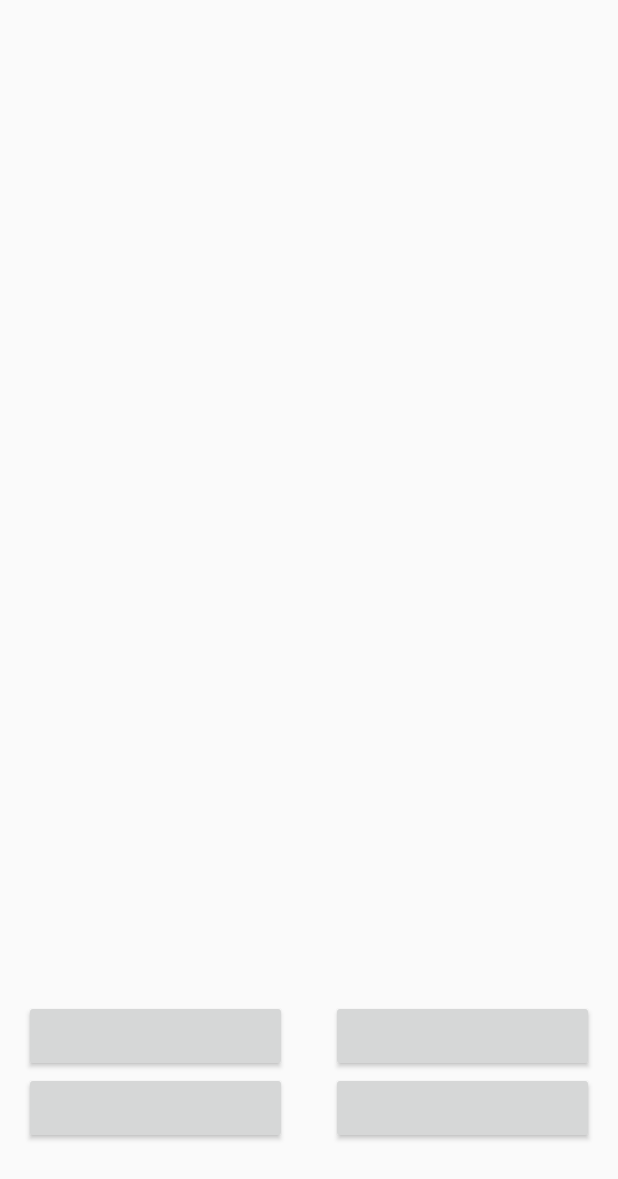
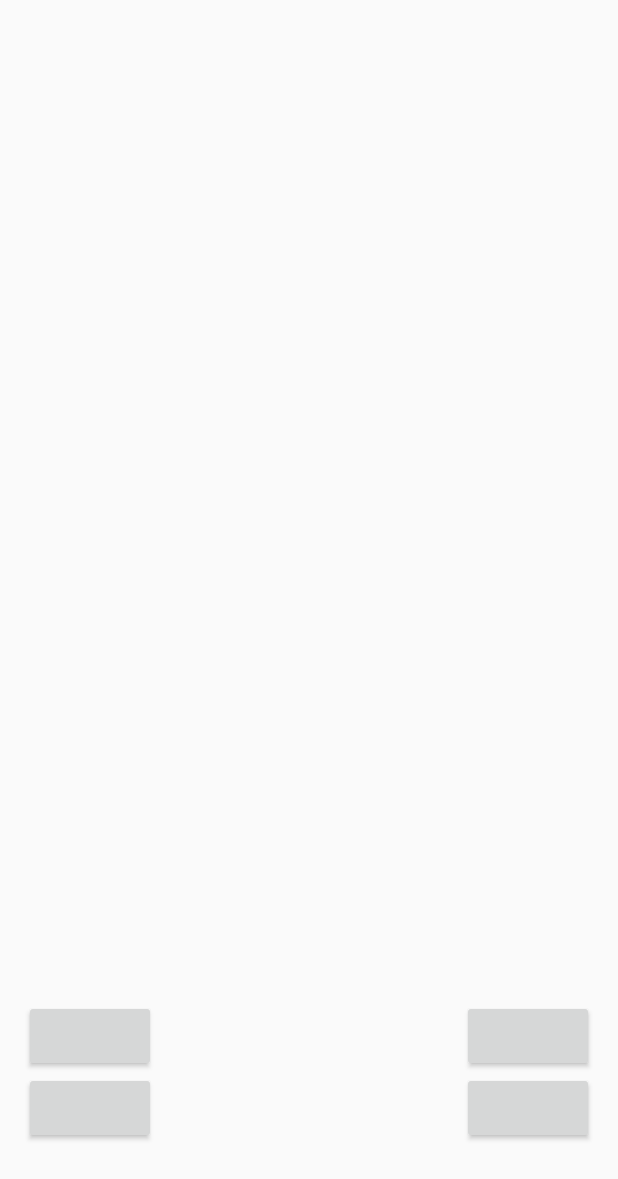
Before and after one commit to konnov-007/quiz, an Android app: the layout main_game.xml on its own in the app's theme, with its tools: preview values and no code run, on a phone screen of 412 x 824 dp. Shown: the top 1179 px of the screen. Run offline under Robolectric (Android 15) with nearby library versions, the phone set to English and light mode, and no system bars.

Commit message:
pre alpha#2

```diff
--- a/app/src/main/res/layout/main_game.xml
+++ b/app/src/main/res/layout/main_game.xml
@@ -11,7 +11,7 @@
     tools:context=".MainGameActivity">
 
     <Button
-        android:layout_width="175dp"
+        android:layout_width="wrap_content"
         android:layout_height="wrap_content"
         android:text=""
         android:id="@+id/answer3"
@@ -22,7 +22,7 @@
         />
 
     <Button
-        android:layout_width="175dp"
+        android:layout_width="wrap_content"
         android:layout_height="wrap_content"
         android:text=""
         android:id="@+id/answer4"
@@ -31,7 +31,7 @@
         android:layout_alignParentEnd="true" />
 
     <Button
-        android:layout_width="175dp"
+        android:layout_width="wrap_content"
         android:layout_height="wrap_content"
         android:text=""
         android:id="@+id/answer1"
@@ -40,7 +40,7 @@
         android:layout_alignParentStart="true" />
 
     <Button
-        android:layout_width="175dp"
+        android:layout_width="wrap_content"
         android:layout_height="wrap_content"
         android:text=""
         android:id="@+id/answer2"
@@ -58,10 +58,4 @@
         android:layout_alignParentLeft="true"
         android:layout_alignParentStart="true" />
 
-    <ImageView
-        android:layout_width="wrap_content"
-        android:layout_height="wrap_content"
-        android:id="@+id/questionImageView"
-        android:layout_below="@+id/question_text"
-        android:layout_centerHorizontal="true" />
 </RelativeLayout>
--- a/app/src/main/res/values/strings.xml
+++ b/app/src/main/res/values/strings.xml
@@ -4,7 +4,7 @@
     <string name="feedback_bttn_text">Contact us</string>
     <string name="exit_bttn_text">Exit</string>
 
-    <string name="right_answer">Right!</string>
+    <string name="right_answer">Right! The number of questions you answered correct is </string>
 
     <string name="question_1">What is the national language of Kenya?</string>
     <string name="question_1_answer_1">Afrikaans</string>
```
Also changed, not shown: app/src/main/java/konnov/commr/vk/geographicalquiz/MainGameActivity.java (+17 -14 lines), app/src/main/java/konnov/commr/vk/geographicalquiz/Questions.java (+12 -31 lines), 1 other file.
